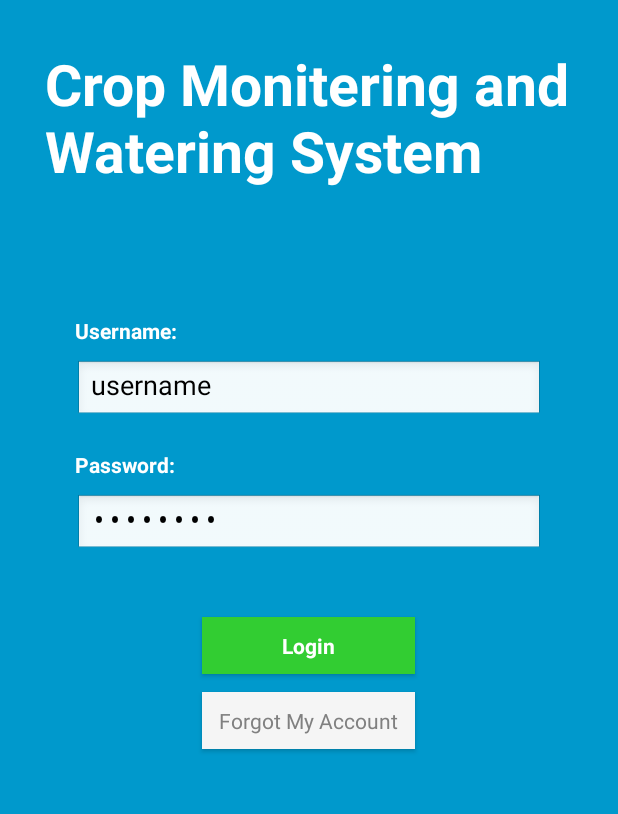
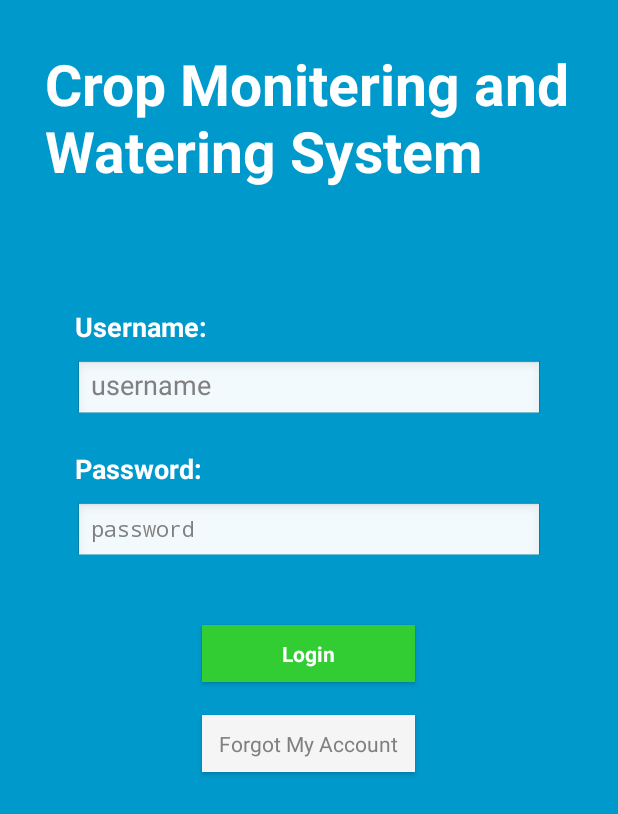
Before and after one commit to rathaROG/MWS, an Android app: the screen it shows after launch (Welcome), on a phone screen of 412 x 824 dp. Shown: the top 814 px of the screen. Run offline under Robolectric (Android 15) with nearby library versions, the phone set to English and light mode, and no system bars.

Commit message:
- add app icon - update some interface of welcome.xml

```diff
--- a/app/src/main/AndroidManifest.xml
+++ b/app/src/main/AndroidManifest.xml
@@ -6,7 +6,7 @@
 
     <application
         android:allowBackup="true"
-        android:icon="@mipmap/ic_launcher"
+        android:icon="@drawable/mws_logo"
         android:label="@string/app_name"
         android:supportsRtl="true"
         android:theme="@style/AppTheme">
--- a/app/src/main/java/com/ratharog/mws/activity/Welcome.java
+++ b/app/src/main/java/com/ratharog/mws/activity/Welcome.java
@@ -17,4 +17,6 @@ public class Welcome extends Activity {
 
         setContentView(R.layout.welcome);
     }
+
+
 }
--- a/app/src/main/res/layout/welcome.xml
+++ b/app/src/main/res/layout/welcome.xml
@@ -1,5 +1,6 @@
 <?xml version="1.0" encoding="utf-8"?>
 <RelativeLayout xmlns:android="http://schemas.android.com/apk/res/android"
+    xmlns:tools="http://schemas.android.com/tools"
     android:id="@+id/welcome"
     android:layout_width="match_parent" android:layout_height="match_parent"
     android:background="@android:color/holo_blue_dark">
@@ -24,20 +25,21 @@
         android:layout_marginStart="50dp"
         android:id="@+id/textViewUsername"
         android:textColor="@android:color/background_light"
-        android:textStyle="normal|bold" />
+        android:textStyle="normal|bold"
+        android:textSize="18sp" />
 
     <EditText
         android:layout_width="match_parent"
         android:layout_height="40dp"
         android:inputType="textPersonName"
-        android:text="username"
         android:ems="10"
         android:layout_below="@+id/textViewTitle"
         android:layout_alignStart="@+id/textViewUsername"
         android:layout_marginEnd="50dp"
         android:layout_marginTop="10dp"
         android:layout_centerHorizontal="true"
-        android:id="@+id/editTextUsername" />
+        android:id="@+id/editTextUsername"
+        android:hint="username" />
 
     <TextView
         android:text="Password:"
@@ -48,20 +50,22 @@
         android:layout_marginTop="20dp"
         android:id="@+id/textViewPassword"
         android:textColor="@android:color/background_light"
-        android:textStyle="normal|bold" />
+        android:textStyle="normal|bold"
+        android:textSize="18sp" />
 
     <EditText
         android:layout_width="match_parent"
         android:layout_height="40dp"
         android:inputType="textPassword"
-        android:text="password"
         android:ems="10"
         android:layout_below="@+id/textViewPassword"
         android:layout_alignStart="@+id/textViewUsername"
         android:layout_alignEnd="@+id/editTextUsername"
         android:layout_marginTop="10dp"
         android:layout_centerHorizontal="true"
-        android:id="@+id/editTextPassword" />
+        android:id="@+id/editTextPassword"
+        android:textSize="14sp"
+        android:hint="password" />
 
     <Button
         android:text="Login"
@@ -81,6 +85,7 @@
         android:layout_width="150dp"
         android:layout_height="50dp"
         android:layout_below="@+id/buttonLogin"
+        android:layout_marginTop="10dp"
         android:layout_centerHorizontal="true"
         android:id="@+id/buttonForgotPassword"
         style="@style/Widget.AppCompat.Button"
```
Also changed, not shown: app/src/main/res/drawable/mws_logo.png (added).
